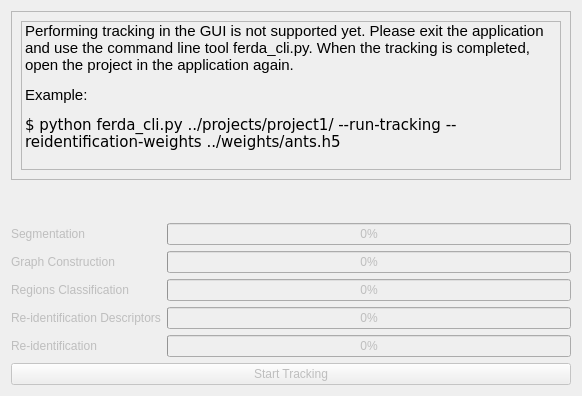
Qt form gui/tracking_widget.ui (Flipajs/FERDA) before a commit.
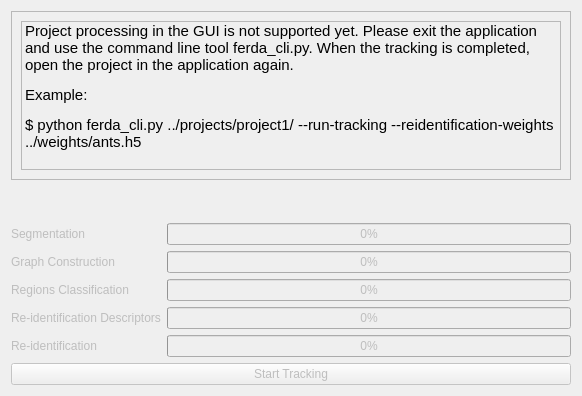
The same form after that commit.

Commit message: graph tab is disabled when no tracklets are available

Patch:
```diff
--- a/gui/tracking_widget.ui
+++ b/gui/tracking_widget.ui
@@ -39,10 +39,10 @@
 &lt;html&gt;&lt;head&gt;&lt;meta name=&quot;qrichtext&quot; content=&quot;1&quot; /&gt;&lt;style type=&quot;text/css&quot;&gt;
 p, li { white-space: pre-wrap; }
 &lt;/style&gt;&lt;/head&gt;&lt;body style=&quot; font-family:'Cantarell'; font-size:11pt; font-weight:400; font-style:normal;&quot;&gt;
-&lt;p style=&quot; margin-top:12px; margin-bottom:12px; margin-left:0px; margin-right:0px; -qt-block-indent:0; text-indent:0px;&quot;&gt;Performing tracking in the GUI is not supported yet. Please exit the application and use the command line tool &lt;span style=&quot; font-family:'Courier New,courier';&quot;&gt;ferda_cli.py&lt;/span&gt;. When the tracking is completed, open the project in the application again.&lt;/p&gt;
+&lt;p style=&quot; margin-top:12px; margin-bottom:12px; margin-left:0px; margin-right:0px; -qt-block-indent:0; text-indent:0px;&quot;&gt;Project processing in the GUI is not supported yet. Please exit the application and use the command line tool &lt;span style=&quot; font-family:'Courier New,courier';&quot;&gt;ferda_cli.py&lt;/span&gt;. When the tracking is completed, open the project in the application again.&lt;/p&gt;
 &lt;p style=&quot; margin-top:12px; margin-bottom:12px; margin-left:0px; margin-right:0px; -qt-block-indent:0; text-indent:0px;&quot;&gt;Example:&lt;/p&gt;
-&lt;pre style=&quot; margin-top:12px; margin-bottom:0px; margin-left:0px; margin-right:0px; -qt-block-indent:0; text-indent:0px;&quot;&gt;&lt;span style=&quot; font-family:'Courier New,courier';&quot;&gt;$ python ferda_cli.py ../projects/project1/ --run-tracking --reidentification-weights ../weights/ants.h5&lt;/span&gt;&lt;/pre&gt;
-&lt;pre style=&quot;-qt-paragraph-type:empty; margin-top:0px; margin-bottom:12px; margin-left:0px; margin-right:0px; -qt-block-indent:0; text-indent:0px; font-family:'Courier New,courier';&quot;&gt;&lt;br /&gt;&lt;/pre&gt;&lt;/body&gt;&lt;/html&gt;</string>
+&lt;p style=&quot; margin-top:12px; margin-bottom:0px; margin-left:0px; margin-right:0px; -qt-block-indent:0; text-indent:0px;&quot;&gt;&lt;span style=&quot; font-family:'Courier New,courier';&quot;&gt;$ python ferda_cli.py ../projects/project1/ --run-tracking --reidentification-weights ../weights/ants.h5&lt;/span&gt;&lt;/p&gt;
+&lt;p style=&quot;-qt-paragraph-type:empty; margin-top:0px; margin-bottom:12px; margin-left:0px; margin-right:0px; -qt-block-indent:0; text-indent:0px; font-family:'Courier New,courier';&quot;&gt;&lt;br /&gt;&lt;/p&gt;&lt;/body&gt;&lt;/html&gt;</string>
         </property>
         <property name="textFormat">
          <enum>Qt::RichText</enum>
```
Left out of the diff: 3 changed lines with no effect on the pictures. The commit also changes 2 other files.
